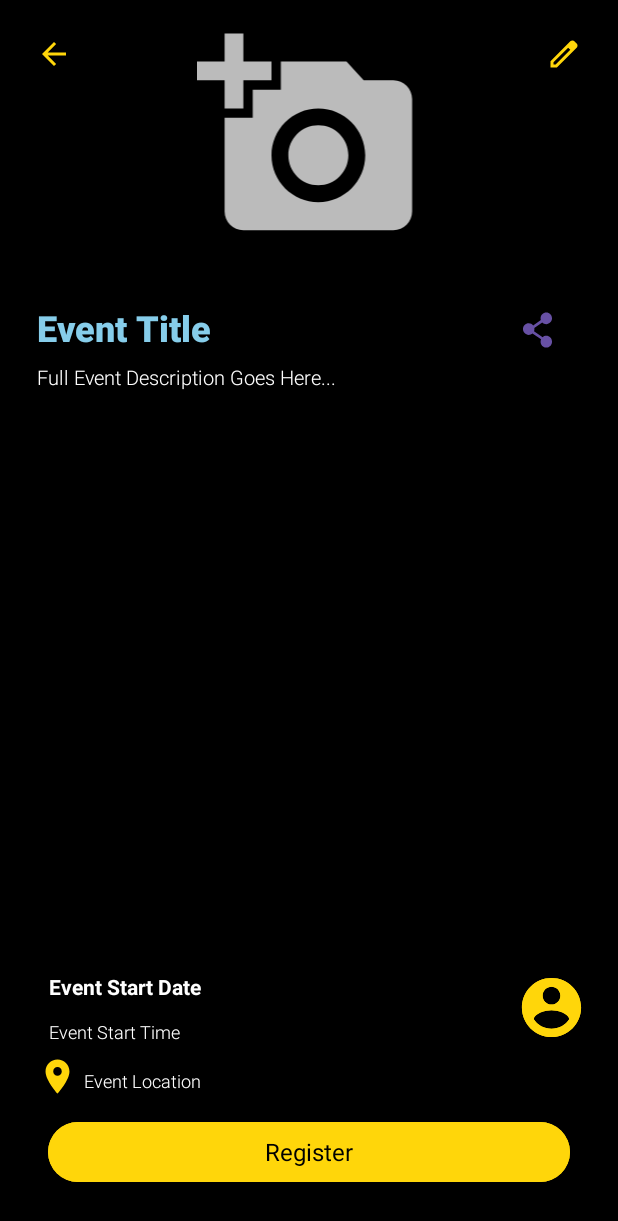
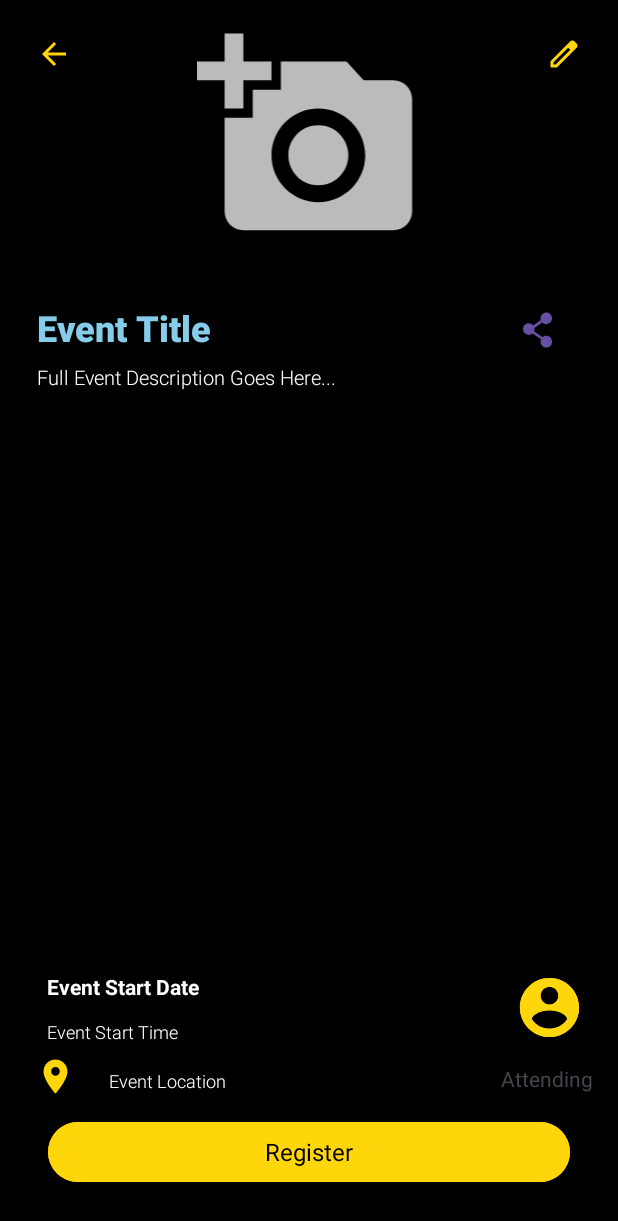
Before and after one commit to CMPUT301W24T27/NoStack, an Android app: the layout fragment_attendee_event.xml on its own in the app's theme, with its tools: preview values and no code run, on a phone screen of 412 x 824 dp. Shown: the top 1221 px of the screen. Run offline under Robolectric (Android 15) with nearby library versions, the phone set to English and light mode, and no system bars.

Commit message:
Fix Event adding/removing attendee logic, Attendee add and remove event show in their events list

```diff
--- a/app/src/main/java/com/example/nostack/model/Events/Event.java
+++ b/app/src/main/java/com/example/nostack/model/Events/Event.java
@@ -193,7 +193,6 @@ public class Event implements Serializable {
      * @param attendee The attendee to be added to the event
      */
     public boolean addAttendee(String attendee) {
-
         if ((capacity > 0) && (currentCapacity >= capacity)) {
             return false;
         }
@@ -209,8 +208,8 @@ public class Event implements Serializable {
      * This function removes the attendee at the event
      * @param attendee The attendee to be removed from the event
      */
-    public void removeAttendeee(User attendee) {
-        if (!attendees.contains(attendee)) {
+    public void removeAttendee(String attendee) {
+        if (attendees.contains(attendee)) {
             attendees.remove(attendee);
             currentCapacity--;
         }
--- a/app/src/main/java/com/example/nostack/model/Profile/Profile.java
+++ b/app/src/main/java/com/example/nostack/model/Profile/Profile.java
@@ -146,7 +146,6 @@ public class Profile extends User{
                     }
                 } else {
                     Log.w("Profile class", "User does not exist: " + uuid);
-//                    createProfile();
                     res.complete(false);
                 }
             } else {
--- a/app/src/main/java/com/example/nostack/model/User/User.java
+++ b/app/src/main/java/com/example/nostack/model/User/User.java
@@ -18,6 +18,7 @@ public class User {
     private String role;
     private String uuid;
     private String profileImageUrl;
+
      /**
      * Get the role of the user
      * @return The role of the user
@@ -161,8 +162,6 @@ public class User {
         this.emailAddress = emailAddress;
         this.phoneNumber = phoneNumber;
         this.uuid = uuid;
-
-
     }
-    public User(){}
+   public User(){}
 }
--- a/app/src/main/res/layout/fragment_attendee_event.xml
+++ b/app/src/main/res/layout/fragment_attendee_event.xml
@@ -77,7 +77,7 @@
             app:layout_constraintTop_toTopOf="parent" />
 
         <Button
-            android:id="@+id/AttendeeEventSignUpButton"
+            android:id="@+id/AttendeeEventRegisterButton"
             android:layout_width="0dp"
             android:layout_height="wrap_content"
             android:layout_marginStart="32dp"
@@ -134,12 +134,12 @@
             android:id="@+id/eventDateTime"
             android:layout_width="376dp"
             android:layout_height="96dp"
-            app:layout_constraintBottom_toTopOf="@+id/AttendeeEventSignUpButton"
+            app:layout_constraintBottom_toTopOf="@+id/AttendeeEventRegisterButton"
             app:layout_constraintEnd_toEndOf="parent"
-            app:layout_constraintHorizontal_bias="0.567"
+            app:layout_constraintHorizontal_bias="0.529"
             app:layout_constraintStart_toStartOf="parent"
             app:layout_constraintTop_toBottomOf="@+id/AttendeeEventDescriptionText"
-            app:layout_constraintVertical_bias="0.476">
+            app:layout_constraintVertical_bias="0.277">
 
             <ImageView
                 android:id="@+id/AttendeeEventUserImage"
@@ -191,14 +191,15 @@
 
             <TextView
                 android:id="@+id/AttendeeEventLocationText"
-                android:layout_width="302dp"
-                android:layout_height="wrap_content"
+                android:layout_width="244dp"
+                android:layout_height="16dp"
                 android:layout_marginStart="4dp"
                 android:layout_marginTop="16dp"
                 android:text="Event Location"
                 android:textAppearance="@style/TextAppearance.AppCompat.Display4"
                 android:textColor="@color/white"
                 android:textSize="12sp"
+                app:layout_constraintEnd_toStartOf="@+id/UsersGoing"
                 app:layout_constraintStart_toEndOf="@+id/AttendeeEventLocationIcon"
                 app:layout_constraintTop_toBottomOf="@+id/AttendeeEventTimeText" />
 
@@ -211,6 +212,17 @@
                 app:layout_constraintEnd_toEndOf="parent"
                 app:layout_constraintTop_toTopOf="parent" />
 
+            <TextView
+                android:id="@+id/UsersGoing"
+                android:layout_width="wrap_content"
+                android:layout_height="wrap_content"
+                android:layout_marginTop="12dp"
+                android:text="Attending"
+                app:layout_constraintBottom_toBottomOf="parent"
+                app:layout_constraintEnd_toEndOf="parent"
+                app:layout_constraintTop_toBottomOf="@+id/AttendeeEventUserImage"
+                app:layout_constraintVertical_bias="0.111" />
+
         </androidx.constraintlayout.widget.ConstraintLayout>
 
     </androidx.constraintlayout.widget.ConstraintLayout>
```
Also changed, not shown: app/src/main/java/com/example/nostack/ui/attendee/AttendeeBrowse.java (+9 -9 lines), app/src/main/java/com/example/nostack/ui/attendee/AttendeeEvent.java (+52 -1 lines), app/src/main/java/com/example/nostack/ui/attendee/AttendeeEvents.java (+14 -12 lines).
